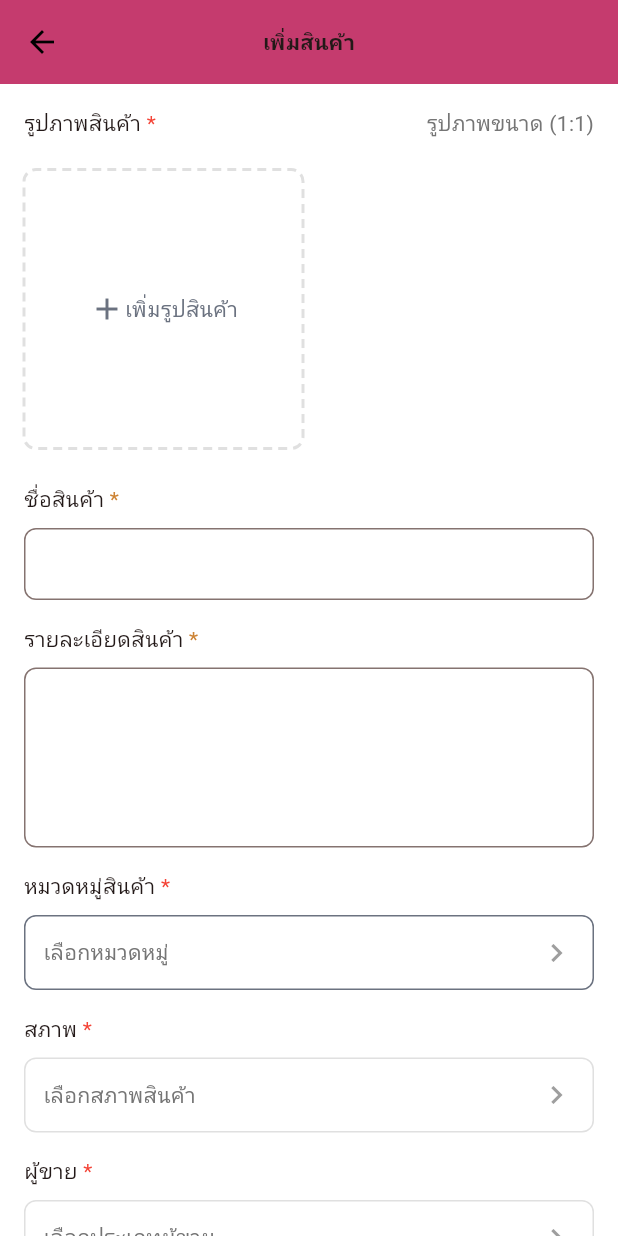
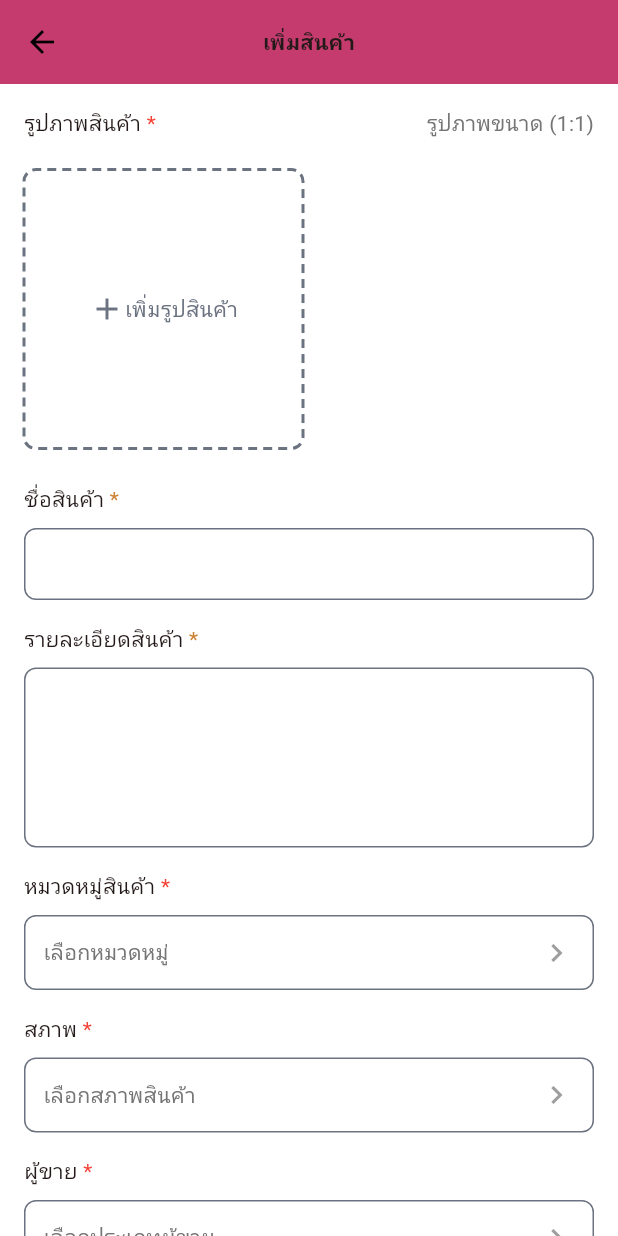
Before and after one commit to ARTTTT-TTTT/local-community-marketplace, a Flutter app: the _AddItemScreenContent screen opened directly, on a phone screen of 412 x 824 dp. Run offline on Flutter 3.47's test engine with Material 3 defaults, Android fonts, the phone set to English and light mode, and no system bars; our stand-ins replace firebase_auth, firebase_core, flutter_dotenv, image_picker; accounts and stored records are empty; project files that could hold a hidden picture were left out.

Commit message:
fix: update colors and styles in AddItemScreen, CategorySelectorBottomSheet, and SingleSelectBottomSheet for improved UI consistency

```diff
--- a/mobile/lib/screens/add_item_screen.dart
+++ b/mobile/lib/screens/add_item_screen.dart
@@ -299,7 +299,7 @@ class _AddItemScreenContentState extends State<_AddItemScreenContent> {
                 Container(
                   decoration: BoxDecoration(
                     borderRadius: BorderRadius.circular(8),
-                    border: Border.all(color: Colors.grey[300]!),
+                    border: Border.all(color: AppColors.textMuted),
                   ),
                   child: ClipRRect(
                     borderRadius: BorderRadius.circular(8),
@@ -370,13 +370,25 @@ class _AddItemScreenContentState extends State<_AddItemScreenContent> {
           maxLines: maxLines,
           keyboardType: keyboardType,
           decoration: InputDecoration(
-            border: OutlineInputBorder(
+            enabledBorder: OutlineInputBorder(
               borderRadius: BorderRadius.circular(8),
-              borderSide: BorderSide(color: Colors.grey[300]!),
+              borderSide: BorderSide(color: AppColors.textMuted),
             ),
             focusedBorder: OutlineInputBorder(
               borderRadius: BorderRadius.circular(8),
               borderSide: BorderSide(color: AppColors.primary),
+            ),
+            errorBorder: OutlineInputBorder(
+              borderRadius: BorderRadius.circular(8),
+              borderSide: BorderSide(color: Colors.red),
+            ),
+            focusedErrorBorder: OutlineInputBorder(
+              borderRadius: BorderRadius.circular(8),
+              borderSide: BorderSide(color: Colors.red),
+            ),
+            disabledBorder: OutlineInputBorder(
+              borderRadius: BorderRadius.circular(8),
+              borderSide: BorderSide(color: Colors.grey[300]!),
             ),
             contentPadding: const EdgeInsets.symmetric(
               horizontal: 12,
@@ -470,7 +482,7 @@ class _AddItemScreenContentState extends State<_AddItemScreenContent> {
           child: Container(
             padding: const EdgeInsets.symmetric(horizontal: 12, vertical: 12),
             decoration: BoxDecoration(
-              border: Border.all(color: Colors.grey[300]!),
+              border: Border.all(color: AppColors.textMuted),
               borderRadius: BorderRadius.circular(8),
             ),
             child: Row(
@@ -517,7 +529,7 @@ class _AddItemScreenContentState extends State<_AddItemScreenContent> {
           child: Container(
             padding: const EdgeInsets.symmetric(horizontal: 12, vertical: 12),
             decoration: BoxDecoration(
-              border: Border.all(color: Colors.grey[300]!),
+              border: Border.all(color: AppColors.textMuted),
               borderRadius: BorderRadius.circular(8),
             ),
             child: Row(
@@ -547,7 +559,7 @@ class DashedBorderPainter extends CustomPainter {
   @override
   void paint(Canvas canvas, Size size) {
     final paint = Paint()
-      ..color = Colors.grey[300]!
+      ..color = AppColors.textMuted
       ..strokeWidth = 2
       ..style = PaintingStyle.stroke;
 
--- a/mobile/lib/widgets/category_selector_bottom_sheet.dart
+++ b/mobile/lib/widgets/category_selector_bottom_sheet.dart
@@ -79,7 +79,7 @@ class CategorySelectorBottomSheet extends StatelessWidget {
                         child: isSelected
                             ? const Icon(
                                 Icons.check,
-                                color: Colors.white,
+                                color: AppColors.background,
                                 size: 18,
                               )
                             : null,
```
Also changed, not shown: mobile/lib/widgets/single_select_bottom_sheet.dart (+6 -14 lines).
